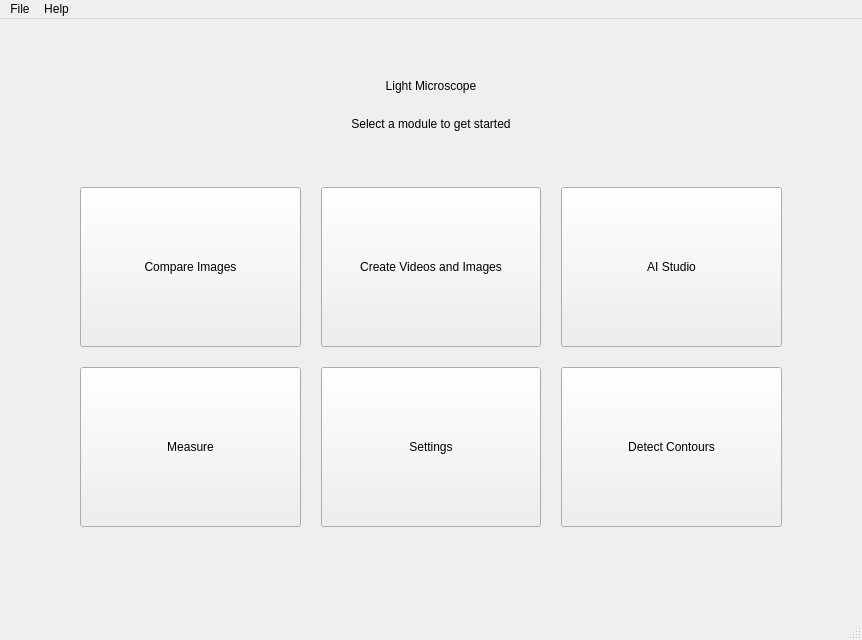
The window that src/views/ui/main_window.ui (joeescarcega8879/Light-Microscope) describes before a commit, drawn with Qt 5.
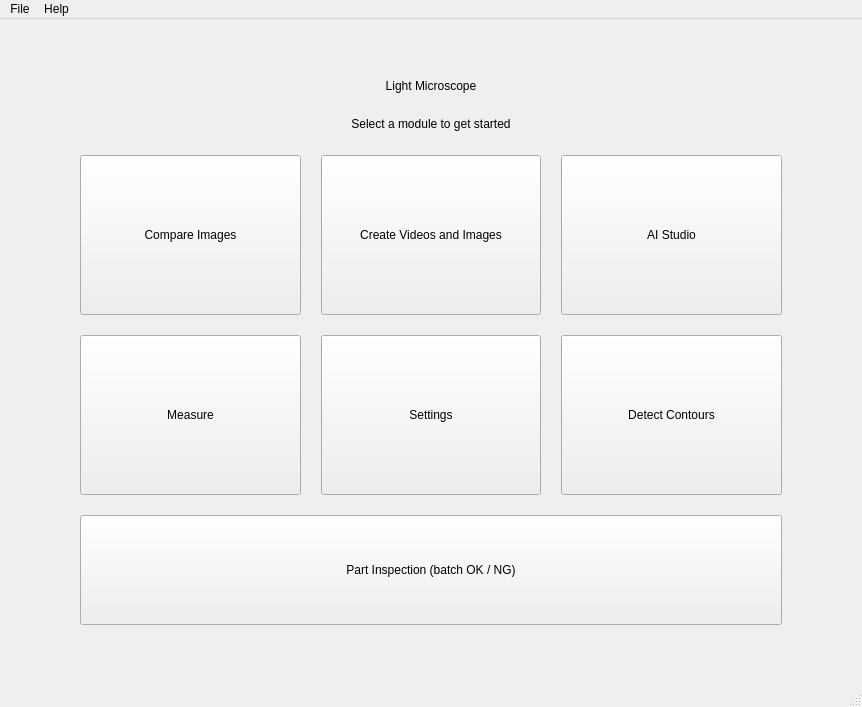
The same window after the commit.

Commit message:
feat: Phase 1 part inspection — auto-align, robust diff, OK/NG batch
- Add inspection engine (ORB+RANSAC alignment with ECC fallback, lighting
  normalization, noise-tolerant diff, include/ignore ROIs, OK/NG verdict)
- Persist golden references (multiple images + ROIs + rules) per product
- Add batch runner: NG parts + diff overlays to a separate folder, results.csv
- Add Part Inspection view with ROI editor, results table, filter and preview
- Migrate Image Comparison to the new engine (aligns, no same-size error)
- Add 23 tests; isolate QSettings in tests

Patch:
```diff
--- a/src/views/ui/main_window.ui
+++ b/src/views/ui/main_window.ui
@@ -164,6 +164,22 @@
         </property>
        </widget>
       </item>
+      <item row="2" column="0" colspan="3">
+       <widget class="QPushButton" name="btnInspect">
+        <property name="minimumSize">
+         <size>
+          <width>220</width>
+          <height>110</height>
+         </size>
+        </property>
+        <property name="toolTip">
+         <string>Part Inspection — compare parts against a golden reference and sort OK / NG</string>
+        </property>
+        <property name="text">
+         <string>Part Inspection (batch OK / NG)</string>
+        </property>
+       </widget>
+      </item>
      </layout>
     </item>
     <item>
```
The commit also changes 20 other files.
